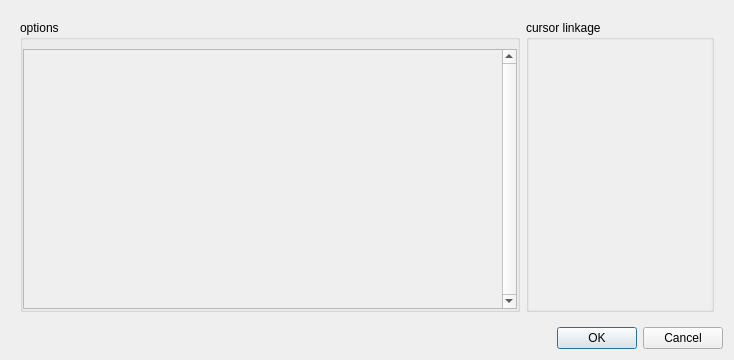
Before: the Qt Designer form code/display/QtViewer/QtCanvasManager.ui in radio-astro/casa, drawn with Qt 5.
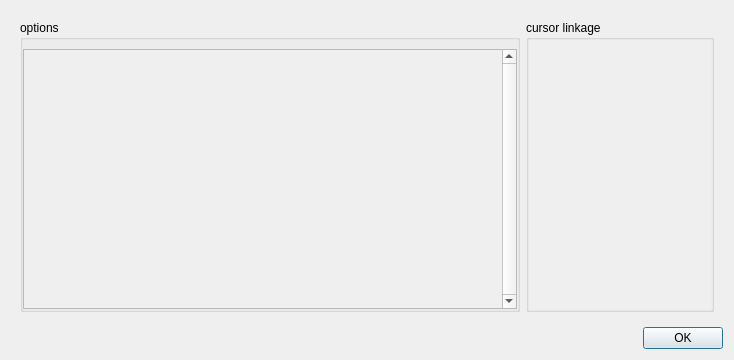
After: the same form once the commit is applied.

Commit message:
New Development: no             JIRA Issue: no       Ready to Release: yes      Interface Changes: none What Interface Changed: none          Test Programs: none   Put in Release Notes: no
           Description: 'Cancel' button not needed

Patch:
```diff
--- a/code/display/QtViewer/QtCanvasManager.ui
+++ b/code/display/QtViewer/QtCanvasManager.ui
@@ -135,7 +135,7 @@
       <enum>Qt::Horizontal</enum>
      </property>
      <property name="standardButtons">
-      <set>QDialogButtonBox::Cancel|QDialogButtonBox::Ok</set>
+      <set>QDialogButtonBox::Ok</set>
      </property>
     </widget>
    </item>
```
